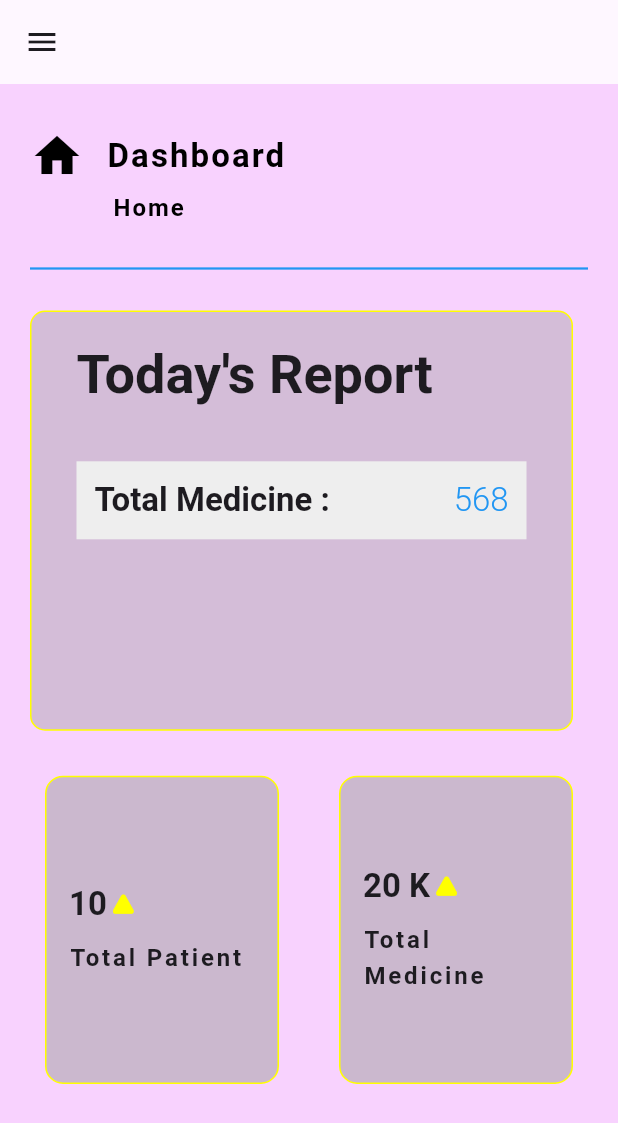
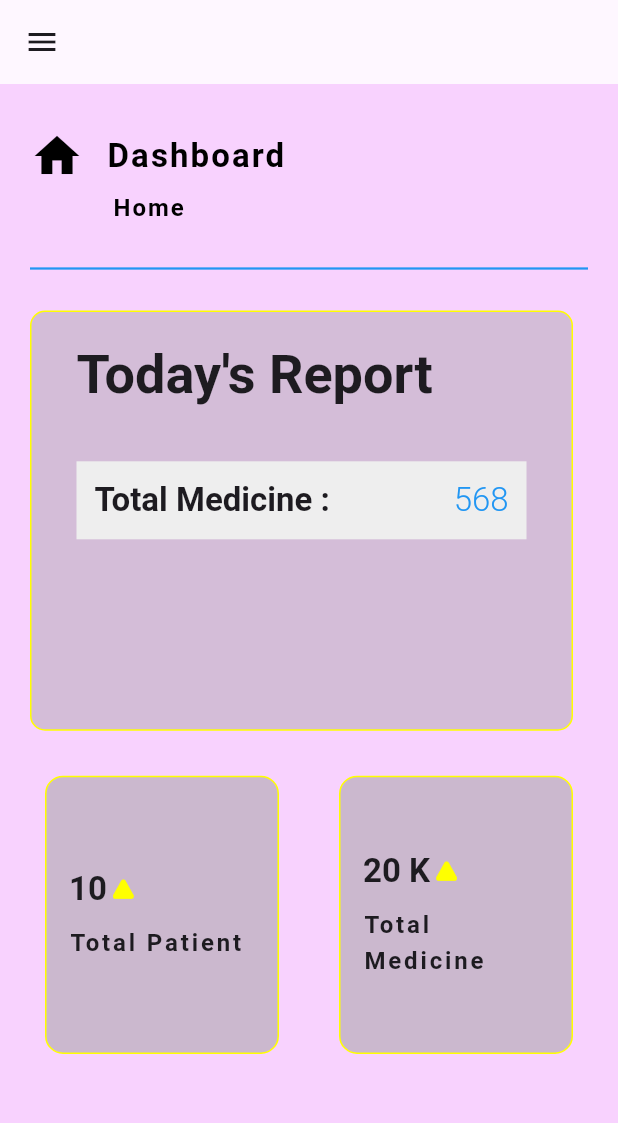
Before and after one commit to JakariaKhan-CSE/JUST-Medical-Center-Automation, a Flutter app: the screen it shows after launch, on a phone screen of 412 x 824 dp. Shown: the top 1123 px of the screen. Run offline on Flutter 3.47's test engine with Material 3 defaults, Android fonts, the phone set to English and light mode, and no system bars; our stand-ins replace firebase_auth, firebase_core, get; accounts and stored records are empty.

Commit message:
resize height.

```diff
--- a/lib/screen/pharmacist/widget/EachCardShow.dart
+++ b/lib/screen/pharmacist/widget/EachCardShow.dart
@@ -18,7 +18,7 @@ class EachPartCard extends StatelessWidget {
   @override
   Widget build(BuildContext context) {
     return Container(
-      height:Responsive.isDesktop(context)? height*0.16: (height/3.5)-30,
+      height:Responsive.isDesktop(context)? height*0.16: (height/3.5)-50,
       width:Responsive.isDesktop(context)? width*0.2 : (width/2)-50,
       decoration: BoxDecoration(
           borderRadius: BorderRadius.circular(12),
```
